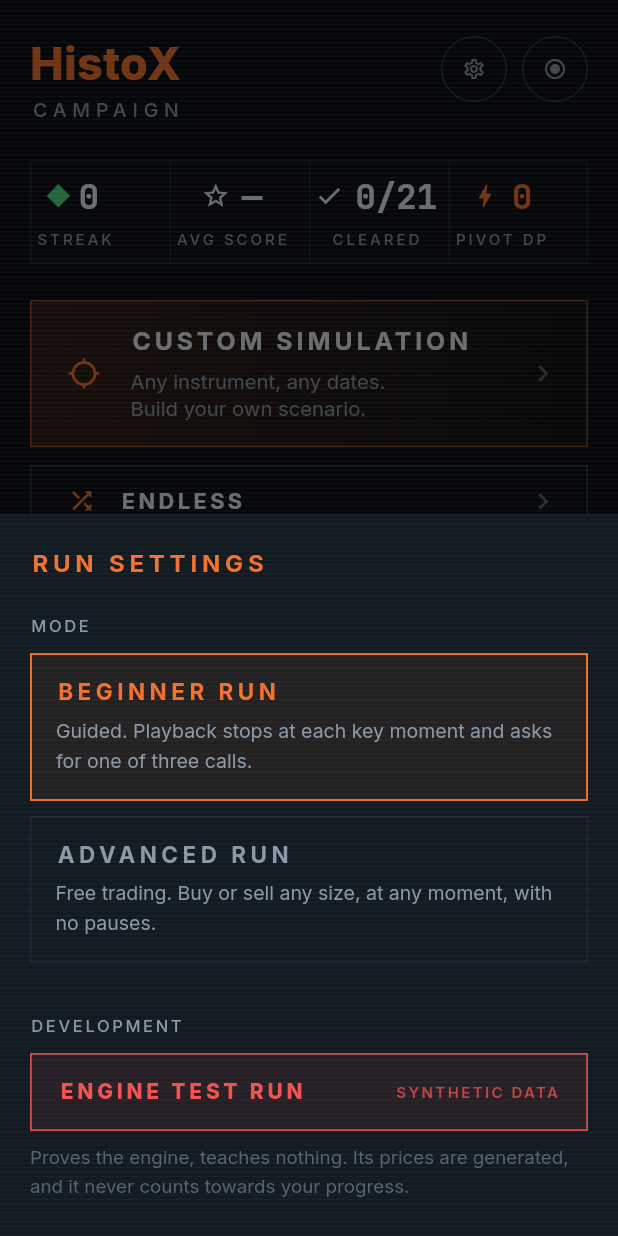
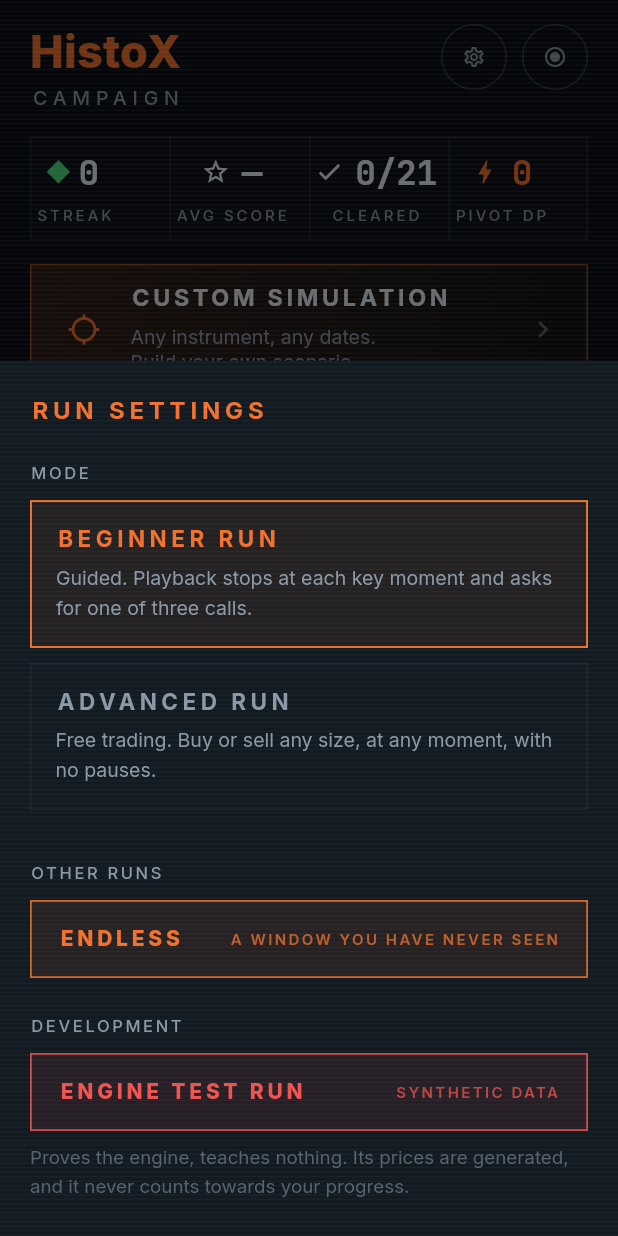
Before and after one commit to RedMonkey2664/RevenueCat, a Flutter app: the CampaignHome screen opened directly, after a tap on the "settings" icon, on a phone screen of 412 x 824 dp. Run offline on Flutter 3.47's test engine with Material 3 defaults, Android fonts, the phone set to English and light mode, and no system bars; our stand-ins replace flutter_riverpod, share_plus, shared_preferences, video_player; missing offline and left inert: purchases_flutter; accounts and stored records are empty; network calls fail; project files that could hold a hidden picture were left out.

Commit message:
Match the campaign screen to the reference exactly
The map now starts where the reference starts it. Endless left the screen
for the run-settings sheet — the reference has exactly one card between
the stats strip and SELECT MISSION, and Endless is a way of playing
rather than a mission, so it sits with the mode switch. Nothing is
unreachable.

Node pitch drops from 176pt to the reference's 120, which is what puts
three nodes and PLAY inside one phone height. That only works because
nodes now alternate strictly left and right instead of following a sine:
the sine let two consecutive nodes sit at nearly the same x, and at this
pitch their labels would have collided. The connector runs rim to rim and
its cubic turns the zig-zag back into an S.

Every gap above the map was measured off the reference rather than
guessed.

flutter analyze clean, 187 tests pass.

Co-Authored-By: Claude Opus 5 <noreply@anthropic.com>

```diff
--- a/lib/features/simulator/campaign/campaign_home.dart
+++ b/lib/features/simulator/campaign/campaign_home.dart
@@ -22,8 +22,13 @@ import '../level/level_screen.dart';
 import 'level_repository.dart';
 import 'widgets/campaign_path.dart';
 
-/// Simulator tab: the campaign as an S-curve path (artboard 1f), with the two
-/// other ways into the engine — Custom Simulation and Endless — above it.
+/// Simulator tab: the campaign as an S-curve path (artboard 1f), with the
+/// Custom Simulation above it.
+///
+/// The reference screen puts exactly one card between the stats strip and
+/// SELECT MISSION, so Endless — a way of playing rather than a mission —
+/// moved into the settings sheet. Every gap here is measured from that
+/// screen, which is why they are tighter than the app's usual rhythm.
 ///
 /// The map is driven entirely by `level_manifest.json` — adding or reordering
 /// a level is a data change, never a code change (CLAUDE.md).
@@ -57,7 +62,7 @@ class _CampaignHomeState extends ConsumerState<CampaignHome> {
             SliverPadding(
               padding: const EdgeInsets.fromLTRB(
                 AppSpacing.md + 4,
-                AppSpacing.lg,
+                AppSpacing.md,
                 AppSpacing.md + 4,
                 0,
               ),
@@ -72,7 +77,7 @@ class _CampaignHomeState extends ConsumerState<CampaignHome> {
                       ),
                     ),
                   ),
-                  const SizedBox(height: AppSpacing.lg),
+                  const SizedBox(height: AppSpacing.md),
                   _StatsStrip(
                     progress: progress,
                     streak: streak,
@@ -81,7 +86,7 @@ class _CampaignHomeState extends ConsumerState<CampaignHome> {
                       orElse: () => 0,
                     ),
                   ),
-                  const SizedBox(height: AppSpacing.lg),
+                  const SizedBox(height: AppSpacing.md),
                   _EntryCard(
                     emphasis: true,
                     icon: Icons.gps_not_fixed,
@@ -94,23 +99,9 @@ class _CampaignHomeState extends ConsumerState<CampaignHome> {
                       ),
                     ),
                   ),
-                  const SizedBox(height: AppSpacing.sm + 4),
-                  _EntryCard(
-                    compact: true,
-                    icon: Icons.shuffle,
-                    title: 'ENDLESS',
-                    body:
-                        'A window you have never seen.\nBlind, like the '
-                        'campaign.',
-                    onTap: () => Navigator.of(context).push(
-                      MaterialPageRoute<void>(
-                        builder: (_) => EndlessHome(mode: _mode),
-                      ),
-                    ),
-                  ),
-                  const SizedBox(height: AppSpacing.lg),
+                  const SizedBox(height: AppSpacing.md),
                   Container(height: 1, color: AppColors.border),
-                  const SizedBox(height: AppSpacing.lg),
+                  const SizedBox(height: AppSpacing.md),
                   Text(
                     'SELECT MISSION',
                     style: AppText.railLabel(
@@ -120,12 +111,12 @@ class _CampaignHomeState extends ConsumerState<CampaignHome> {
                       letterSpacing: 16 * 0.3,
                     ),
                   ),
-                  const SizedBox(height: AppSpacing.md),
+                  const SizedBox(height: AppSpacing.sm + 4),
                   _MarketFilter(
                     selected: _market,
                     onChanged: (AssetClass? m) => setState(() => _market = m),
                   ),
-                  const SizedBox(height: AppSpacing.lg),
+                  const SizedBox(height: AppSpacing.sm),
                 ],
               ),
             ),
@@ -229,6 +220,12 @@ class _CampaignHomeState extends ConsumerState<CampaignHome> {
       builder: (BuildContext sheetContext) => _RunSettingsSheet(
         mode: _mode,
         onMode: (SimulationMode m) => setState(() => _mode = m),
+        onEndless: () {
+          Navigator.of(sheetContext).pop();
+          Navigator.of(context).push(
+            MaterialPageRoute<void>(builder: (_) => EndlessHome(mode: _mode)),
+          );
+        },
         onDevRun: () {
           Navigator.of(sheetContext).pop();
           Navigator.of(context, rootNavigator: true).push(
@@ -538,7 +535,6 @@ class _EntryCard extends StatelessWidget {
     required this.body,
     required this.onTap,
     this.emphasis = false,
-    this.compact = false,
   });
 
   final IconData icon;
@@ -550,12 +546,6 @@ class _EntryCard extends StatelessWidget {
   /// on one of the two entries rather than weighing them up.
   final bool emphasis;
 
-  /// One line, no body copy. The reference set gives the Custom Simulation
-  /// the only card above the map and starts SELECT MISSION immediately after
-  /// it; Endless still has to be reachable, so it keeps a slim row instead of
-  /// being dropped — the map gains nearly all of the height either way.
-  final bool compact;
-
   @override
   Widget build(BuildContext context) {
     return Pressable(
@@ -563,18 +553,11 @@ class _EntryCard extends StatelessWidget {
       minTarget: 0,
       scale: 0.985,
       child: Container(
-        padding: compact
-            ? const EdgeInsets.fromLTRB(
+        padding: const EdgeInsets.fromLTRB(
           AppSpacing.lg,
           AppSpacing.sm + 4,
           AppSpacing.md + 2,
           AppSpacing.sm + 4,
-              )
-            : const EdgeInsets.fromLTRB(
-                AppSpacing.lg,
-                AppSpacing.md,
-                AppSpacing.md + 2,
-                AppSpacing.md,
         ),
         decoration: BoxDecoration(
           color: emphasis ? null : AppColors.surface.withValues(alpha: 0.5),
@@ -596,8 +579,8 @@ class _EntryCard extends StatelessWidget {
         ),
         child: Row(
           children: <Widget>[
-            Icon(icon, size: compact ? 19 : 22, color: AppColors.accent),
-            SizedBox(width: compact ? AppSpacing.md : AppSpacing.md + 4),
+            Icon(icon, size: 22, color: AppColors.accent),
+            const SizedBox(width: AppSpacing.md + 4),
             Expanded(
               child: Column(
                 crossAxisAlignment: CrossAxisAlignment.start,
@@ -607,23 +590,21 @@ class _EntryCard extends StatelessWidget {
                     maxLines: 1,
                     overflow: TextOverflow.ellipsis,
                     style: AppText.railLabel(
-                      size: compact ? 14.5 : 16.5,
+                      size: 15.5,
                       weight: FontWeight.w700,
                       color: AppColors.textPrimary,
-                      letterSpacing: (compact ? 14.5 : 16.5) * 0.16,
+                      letterSpacing: 15.5 * 0.16,
                     ),
                   ),
-                  if (!compact) ...<Widget>[
                   const SizedBox(height: AppSpacing.sm),
                   Text(
                     body,
                     style: AppText.body(
-                        size: 13.5,
+                      size: 13,
                       color: AppColors.textSecondary,
-                        height: 1.35,
+                      height: 1.3,
                     ),
                   ),
-                  ],
                 ],
               ),
             ),
@@ -736,11 +717,16 @@ class _RunSettingsSheet extends StatefulWidget {
   const _RunSettingsSheet({
     required this.mode,
     required this.onMode,
+    required this.onEndless,
     required this.onDevRun,
   });
 
   final SimulationMode mode;
   final ValueChanged<SimulationMode> onMode;
+
+  /// Endless is a way of playing rather than a mission, so it sits with the
+  /// mode switch instead of on the map (see [CampaignHome]).
+  final VoidCallback onEndless;
   final VoidCallback onDevRun;
 
   @override
@@ -779,6 +765,17 @@ class _RunSettingsSheetState extends State<_RunSettingsSheet> {
               ),
               const SizedBox(height: AppSpacing.sm + 2),
             ],
+            const SizedBox(height: AppSpacing.lg),
+            Text('OTHER RUNS', style: AppText.label(size: 11)),
+            const SizedBox(height: AppSpacing.sm + 2),
+            HudButton(
+              label: 'ENDLESS',
+              subtitle: 'A WINDOW YOU HAVE NEVER SEEN',
+              height: 52,
+              fontSize: 14,
+              letterSpacingEm: 0.18,
+              onPressed: widget.onEndless,
+            ),
             const SizedBox(height: AppSpacing.lg),
             Text('DEVELOPMENT', style: AppText.label(size: 11)),
             const SizedBox(height: AppSpacing.sm + 2),
--- a/lib/features/simulator/campaign/widgets/campaign_path.dart
+++ b/lib/features/simulator/campaign/widgets/campaign_path.dart
@@ -47,10 +47,11 @@ class CampaignPath extends StatelessWidget {
   /// flex column and draws the path *behind* them at approximate coordinates,
   /// so 130 was never a spacing anyone had to honour. Using it literally made
   /// every label collide with the circle below it.
-  static const double _labelBlock = 66;
-  static const double _slotGap = 20;
-  static const double _spacing =
-      _PathNode.maxDiameter + _labelBlock + _slotGap;
+  /// Node pitch, measured off the reference screen: three cleared nodes and
+  /// the PLAY node inside one phone height. The label block is *not* added to
+  /// it — nodes alternate sides, so a node's labels hang in the gap beside
+  /// its neighbour rather than above it.
+  static const double _spacing = 120;
 
   static const double _firstCentre = 54;
 
@@ -60,13 +61,13 @@ class CampaignPath extends StatelessWidget {
 
   /// The serpentine.
   ///
-  /// A sine rather than a strict left-right alternation, so the path curves
-  /// instead of zig-zagging — but the period matters: at 0.85 rad per node the
-  /// wave was slower than the run of nodes on screen and read as a one-way
-  /// drift rather than an S. 1.15 turns over about every five nodes, and the
-  /// phase offset keeps the first node off dead-centre.
+  /// Strict left-right alternation, as the reference draws it. A sine was
+  /// gentler but let two consecutive nodes sit at nearly the same x, and at
+  /// this pitch their labels would have collided; alternating guarantees a
+  /// full swing of clear space beside every label. The connector's cubic
+  /// turns the zig-zag back into an S.
   static double _centreX(int i, double width) =>
-      width / 2 + _amplitude(width) * math.sin(i * 1.15 + 0.6);
+      width / 2 + _amplitude(width) * (i.isEven ? -1 : 1);
 
   @override
   Widget build(BuildContext context) {
@@ -110,10 +111,9 @@ class CampaignPath extends StatelessWidget {
                 child: CustomPaint(
                   painter: _PathPainter(
                     centres: centres,
-                    // A segment leaves below the label block it would
-                    // otherwise be drawn straight through, and arrives at the
-                    // top of the next circle.
-                    exitOffset: _PathNode.maxDiameter / 2 + _labelBlock - 6,
+                    // Rim to rim: at this pitch the segment runs diagonally
+                    // past the label rather than starting below it.
+                    exitOffset: _PathNode.maxDiameter / 2 - 4,
                     entryOffset: _PathNode.maxDiameter / 2 - 4,
                   ),
                 ),
@@ -148,7 +148,7 @@ class CampaignPath extends StatelessWidget {
   /// Nodes are positioned by their *centre*, with the label column allowed to
   /// overflow below — hence `Clip.none` on the Stack.
   Widget _positioned({required Offset centre, required Widget child}) {
-    const double slot = 168;
+    const double slot = 146;
     return Positioned(
       left: centre.dx - slot / 2,
       top: centre.dy - _PathNode.maxDiameter / 2,
@@ -168,8 +168,8 @@ class _PathPainter extends CustomPainter {
 
   final List<Offset> centres;
 
-  /// How far below a node's centre a segment starts — clear of that node's
-  /// own label block.
+  /// How far below a node's centre a segment starts — at the rim of its
+  /// circle.
   final double exitOffset;
 
   /// How far above the next node's centre a segment stops — at the rim of
@@ -320,7 +320,7 @@ class _PathNode extends StatefulWidget {
   });
 
   /// The largest node, used to align every slot on one baseline.
-  static const double maxDiameter = 98;
+  static const double maxDiameter = 90;
 
   final LevelManifestEntry entry;
   final LevelProgress? levelProgress;
```
Also changed, not shown: 1 other file. Lines whose indentation alone changed are shown as unchanged.
